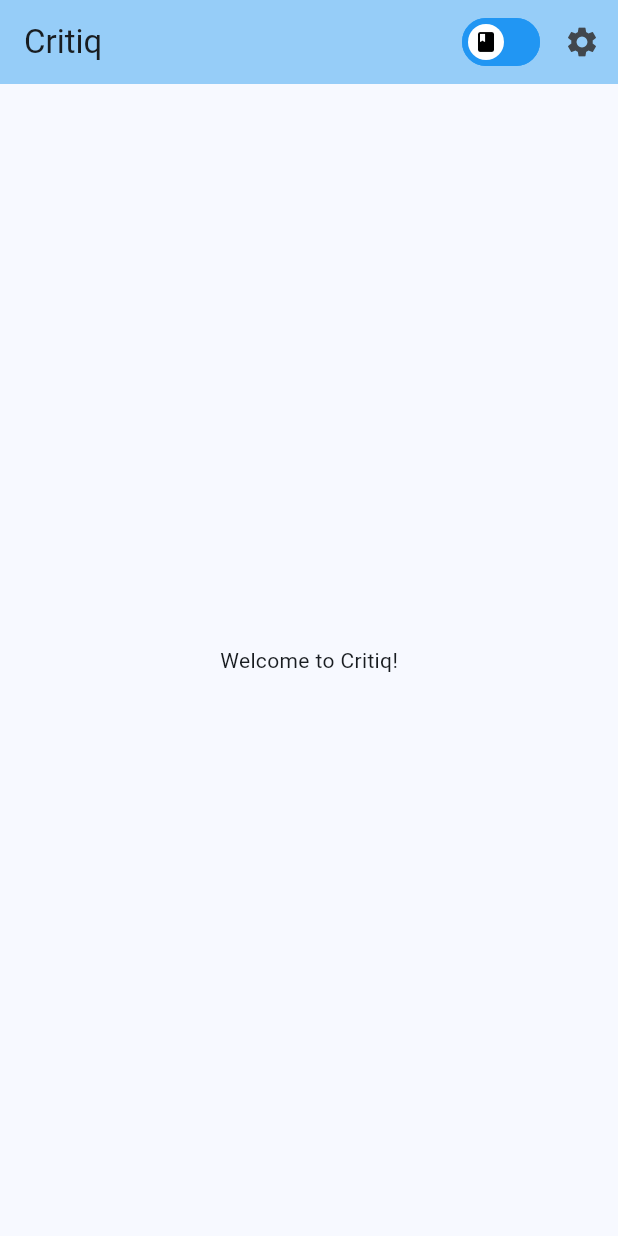
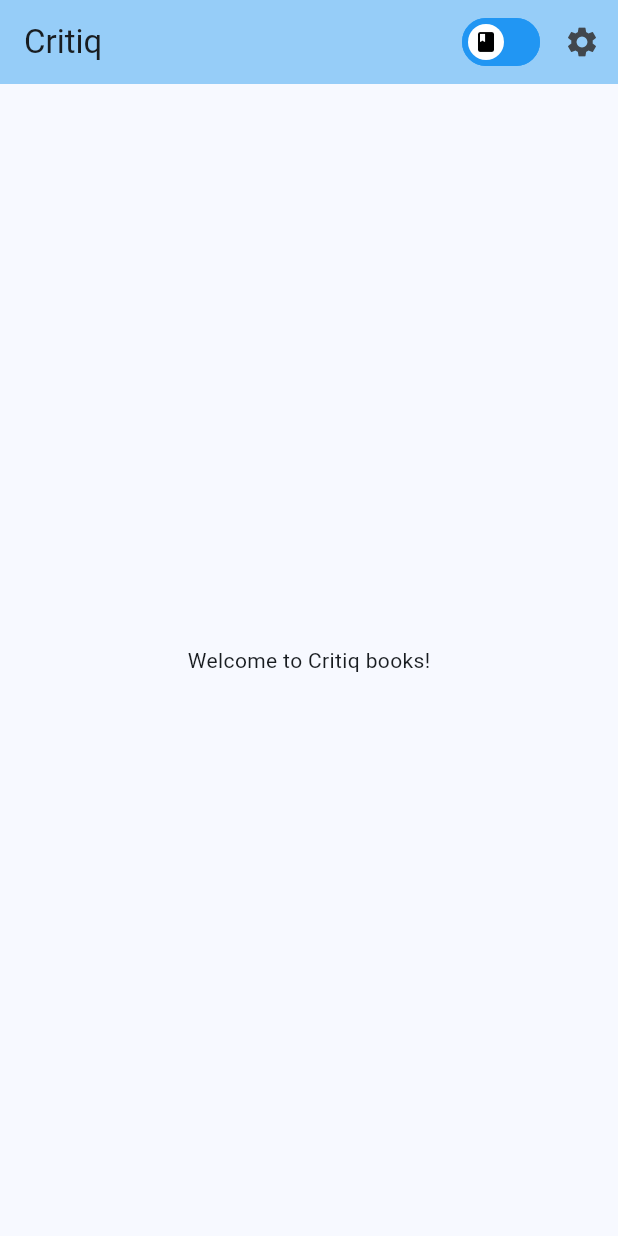
Before and after one commit to dubeyanant/Critiq, a Flutter app: the screen it shows after launch, on a phone screen of 412 x 824 dp. Run offline on Flutter 3.47's test engine with Material 3 defaults, Android fonts, the phone set to English and light mode, and no system bars; our stand-ins replace get.

Commit message:
feat: add book and movie screens

```diff
--- a/lib/main.dart
+++ b/lib/main.dart
@@ -1,4 +1,7 @@
 import 'package:flutter/material.dart';
+
+import 'package:critiq/screens/book.dart';
+import 'package:critiq/screens/movie.dart';
 
 import 'package:get/get.dart';
 
@@ -67,13 +70,13 @@ class HomePage extends StatelessWidget {
       },
     );
 
-    return Scaffold(
+    return Obx(
+      () => Scaffold(
         appBar: AppBar(
           backgroundColor: Theme.of(context).colorScheme.inversePrimary,
           title: const Text('Critiq'),
           actions: <Widget>[
-          Obx(
-            () => Switch(
+            Switch(
               thumbIcon: thumbIcon,
               inactiveTrackColor: Colors.blue,
               inactiveThumbColor: Colors.white,
@@ -89,18 +92,13 @@ class HomePage extends StatelessWidget {
                 }
               },
             ),
-          ),
             IconButton(
               icon: const Icon(Icons.settings),
-            tooltip: 'Settings',
               onPressed: () {},
             ),
           ],
         ),
-      body: const Center(
-        child: Text(
-          'Welcome to Critiq!',
-        ),
+        body: mc.switchBool.value ? const MovieScreen() : const BookScreen(),
       ),
     );
   }
--- /dev/null
+++ b/lib/screens/book.dart
@@ -0,0 +1,14 @@
+import 'package:flutter/material.dart';
+
+class BookScreen extends StatelessWidget {
+  const BookScreen({super.key});
+
+  @override
+  Widget build(BuildContext context) {
+    return const Center(
+      child: Text(
+        'Welcome to Critiq books!',
+      ),
+    );
+  }
+}
--- /dev/null
+++ b/lib/screens/movie.dart
@@ -0,0 +1,14 @@
+import 'package:flutter/material.dart';
+
+class MovieScreen extends StatelessWidget {
+  const MovieScreen({super.key});
+
+  @override
+  Widget build(BuildContext context) {
+    return const Center(
+      child: Text(
+        'Welcome to Critiq movies!',
+      ),
+    );
+  }
+}
```
Lines whose indentation alone changed are shown as unchanged.
